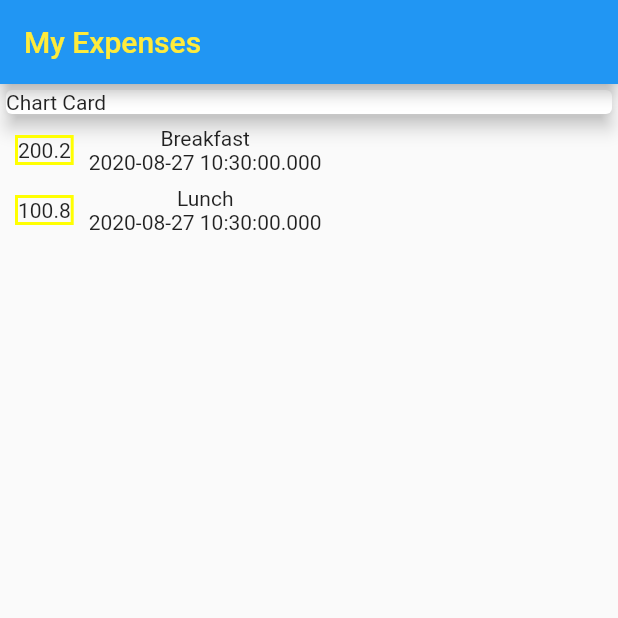
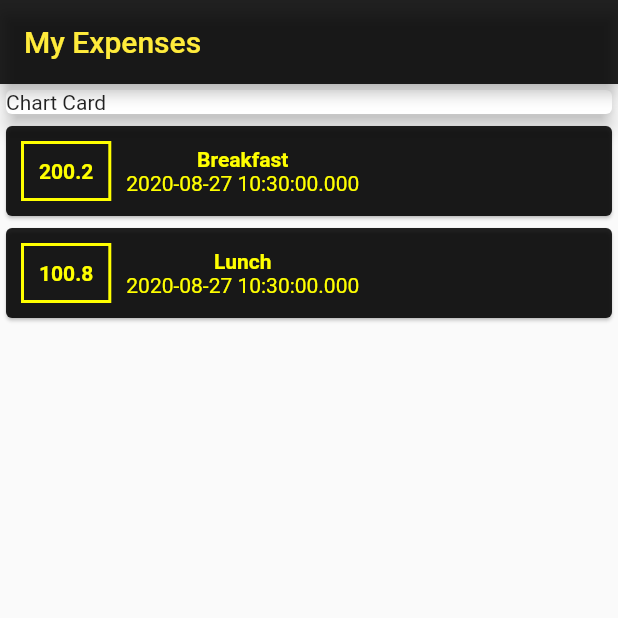
Before and after one commit to ShadrackAdwera/ExpensesApp, a Flutter app: the screen it shows after launch, on a phone screen of 412 x 824 dp, the top half of it. Run offline on Flutter 3.47's test engine with Material 2 defaults, Android fonts, the phone set to English and light mode, and no system bars.

Commit message:
add styling to the text

```diff
--- a/lib/main.dart
+++ b/lib/main.dart
@@ -20,6 +20,7 @@ class MyApp extends StatelessWidget {
             'My Expenses',
             style: TextStyle(color: Colors.yellow),
           ),
+          backgroundColor: Colors.black87,
         ),
         body: Column(
           children: [
@@ -32,9 +33,13 @@ class MyApp extends StatelessWidget {
             ),
             Column(
               children: transactions
-                  .map((tx) => Row(
+                  .map(
+                    (tx) => Card(
+                        color: Colors.black87,
+                        child: Row(
                           children: [
                             Container(
+                              padding: EdgeInsets.all(10),
                               margin: EdgeInsets.symmetric(
                                   horizontal: 10, vertical: 10),
                               decoration: BoxDecoration(
@@ -43,16 +48,24 @@ class MyApp extends StatelessWidget {
                               ),
                               child: Text(
                                 tx.amount.toString(),
+                                style: TextStyle(color: Colors.yellowAccent, fontWeight: FontWeight.bold),
                               ),
                             ),
                             Column(
                               children: [
-                              Text(tx.name),
-                              Text(tx.date.toString()),
+                                Text(
+                                  tx.name,
+                                  style: TextStyle(color: Colors.yellowAccent, fontWeight: FontWeight.bold),
+                                ),
+                                Text(
+                                  tx.date.toString(),
+                                  style: TextStyle(color: Colors.yellowAccent),
+                                ),
                               ],
                             )
                           ],
-                      ))
+                        )),
+                  )
                   .toList(),
             )
           ],
```
Lines whose indentation alone changed are shown as unchanged.
